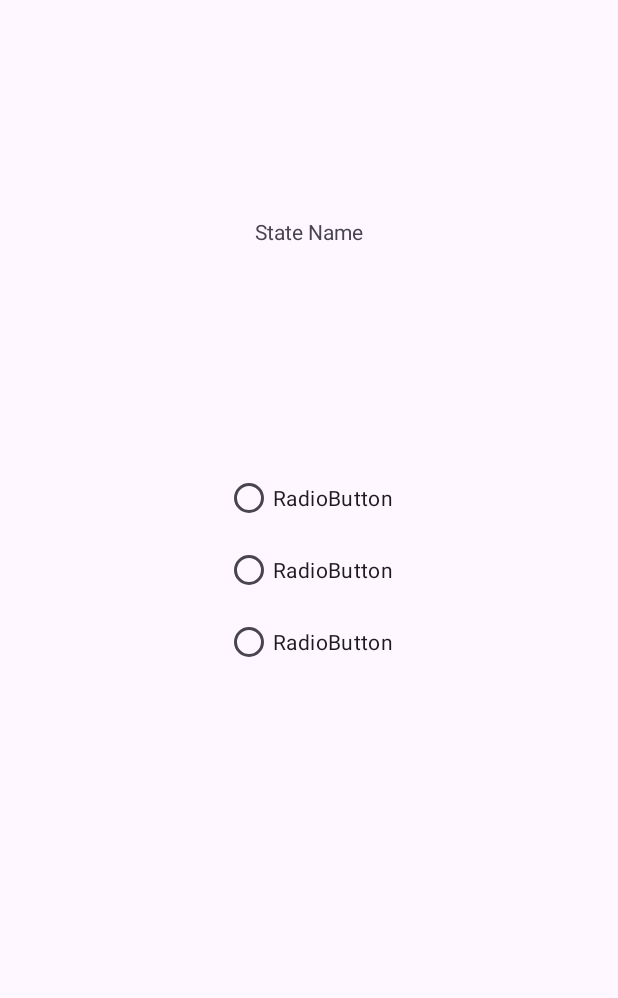
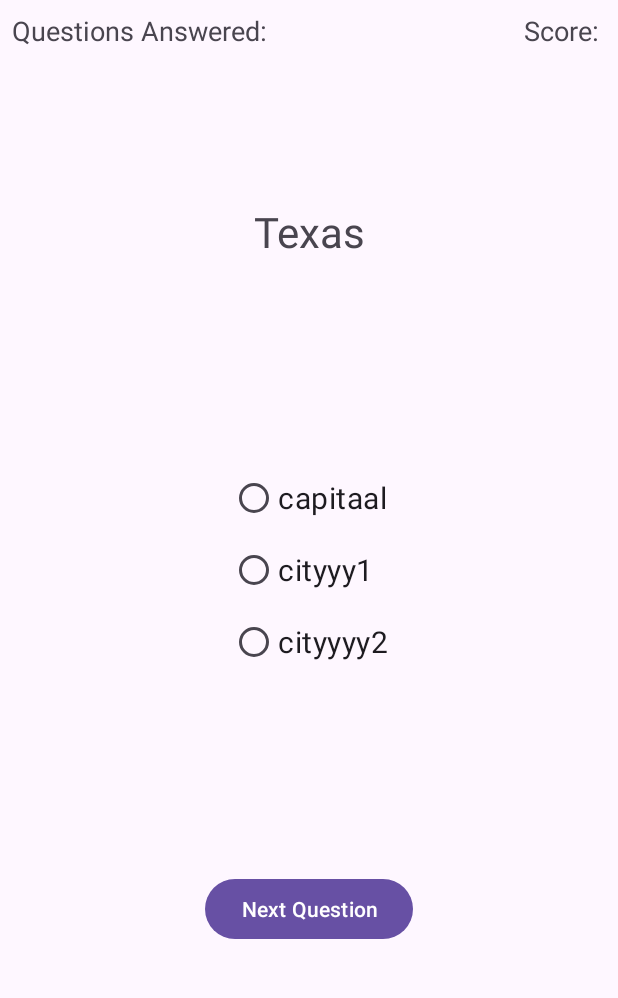
Before and after one commit to joshbodunrin/StateCapitalsQuizNew, an Android app: the screen it shows after launch (MainActivity), after a tap on "Take a Capital Quiz!", on a phone screen of 412 x 824 dp, the part 96-1094 px from its top. Run offline under Robolectric (Android 15) with nearby library versions, the phone set to English and light mode, and no system bars; libraries missing offline, so code that uses them is left out: com.opencsv; 2 statements that could not run were skipped; 1 other tap on this screen came first.

Commit message:
small improvements in interface, pushing to get the newDB stuff to work with

```diff
--- a/app/src/main/assets/StateCapitals.csv
+++ b/app/src/main/assets/StateCapitals.csv
@@ -1,9 +1,9 @@
 State,Capital city,Second city,Third city,Statehood,Capital since,Size rank
-Alabama,Montgomery,BirminghamMobile,,1819,1846,2
+Alabama,Montgomery,Birmingham,Mobile,1819,1846,2
 Alaska,Juneau,Anchorage,Fairbanks,1959,1906,3
 Arizona,Phoenix,Tuscon,Scottsdale,1912,1889,1
 Arkansas,Little Rock,Fayetteville,Fort Smith,1836,1821,1
-California,Sacramento,San Franciso,Los Angeles,1850,1854,6
+California,Sacramento,San Francisco,Los Angeles,1850,1854,6
 Colorado,Denver,Aurora,Breckenridge,1876,1867,1
 Connecticut,Hartford,New Haven,Bridgeport,1788,1875,3
 Delaware,Dover,Newark,Wilmington,1787,1777,2
@@ -44,8 +44,8 @@ Tennessee,Nashville,Memphis,Knoxville,1796,1826,1
 Texas,Austin,Houston,Dallas,1845,1839,4
 Utah,Salt Lake City,Provo,West Jordan,1896,1858,1
 Vermont,Montpelier,Burlington,Colchester,1791,1805,6
-Virginia,Richmond,Virigina Beach,Chesapeake,1788,1780,4
+Virginia,Richmond,Virginia Beach,Chesapeake,1788,1780,4
 Washington,Olympia,Seattle,Tacoma,1889,1853,24
-West Virginia,Charleston,Huntingon,Morgantown,1863,1885,1
-Wisconsin,Madison,Miluwaukee,Green Bay,1848,1838,2
+West Virginia,Charleston,Huntington,Morgantown,1863,1885,1
+Wisconsin,Madison,Milwaukee,Green Bay,1848,1838,2
 Wyoming,Cheyenne,Casper,Laramie,1890,1869,1
--- a/app/src/main/java/edu/uga/cs/statecapitalsquiz/Question.java
+++ b/app/src/main/java/edu/uga/cs/statecapitalsquiz/Question.java
@@ -3,7 +3,6 @@ package edu.uga.cs.statecapitalsquiz;
 public class Question {
 
     private long id;
-
     private String state;
     private String capital;
     private String cityOne;
--- a/app/src/main/java/edu/uga/cs/statecapitalsquiz/TakeQuiz.java
+++ b/app/src/main/java/edu/uga/cs/statecapitalsquiz/TakeQuiz.java
@@ -2,11 +2,16 @@ package edu.uga.cs.statecapitalsquiz;
 
 import android.os.Bundle;
 
+import androidx.annotation.NonNull;
 import androidx.fragment.app.Fragment;
 
+import android.provider.MediaStore;
 import android.view.LayoutInflater;
 import android.view.View;
 import android.view.ViewGroup;
+import android.widget.Button;
+import android.widget.RadioButton;
+import android.widget.TextView;
 
 /**
  * A simple {@link Fragment} subclass.
@@ -17,12 +22,20 @@ public class TakeQuiz extends Fragment {
 
     // TODO: Rename parameter arguments, choose names that match
     // the fragment initialization parameters, e.g. ARG_ITEM_NUMBER
-    private static final String ARG_PARAM1 = "param1";
-    private static final String ARG_PARAM2 = "param2";
+    private static final String STATE = "Texas";
+    private static final String CAPITAL = "capitaal";
+    private static final String CITY1 = "cityyy1";
+    private static final String CITY2 = "cityyyy2";
 
     // TODO: Rename and change types of parameters
-    private String mParam1;
-    private String mParam2;
+
+    private TextView state;
+    private RadioButton answerA;
+    private RadioButton answerB;
+    private RadioButton answerC;
+    private Button nextButton;
+    private Question currentQuestion;
+
 
     public TakeQuiz() {
         // Required empty public constructor
@@ -32,16 +45,17 @@ public class TakeQuiz extends Fragment {
      * Use this factory method to create a new instance of
      * this fragment using the provided parameters.
      *
-     * @param param1 Parameter 1.
-     * @param param2 Parameter 2.
+     * @param question Question object that will be asked in this instance.
      * @return A new instance of fragment TakeQuiz.
      */
     // TODO: Rename and change types and number of parameters
-    public static TakeQuiz newInstance(String param1, String param2) {
+    public static TakeQuiz newInstance(Question question) {
         TakeQuiz fragment = new TakeQuiz();
         Bundle args = new Bundle();
-        args.putString(ARG_PARAM1, param1);
-        args.putString(ARG_PARAM2, param2);
+        args.putString(STATE, question.getState());
+        args.putString(CAPITAL, question.getCapital());
+        args.putString(CITY1, question.getCityOne());
+        args.putString(CITY2, question.getCityTwo());
         fragment.setArguments(args);
         return fragment;
     }
@@ -49,10 +63,15 @@ public class TakeQuiz extends Fragment {
     @Override
     public void onCreate(Bundle savedInstanceState) {
         super.onCreate(savedInstanceState);
-        if (getArguments() != null) {
-            mParam1 = getArguments().getString(ARG_PARAM1);
-            mParam2 = getArguments().getString(ARG_PARAM2);
-        }
+        /*if (getArguments() != null) {
+            state = getArguments().getString(STATE);
+            capital = getArguments().getString(CAPITAL);
+            city1 = getArguments().getString(CITY1);
+            city2 = getArguments().getString(CITY2);
+        }*/
+
+
+
     }
 
     @Override
@@ -61,4 +80,18 @@ public class TakeQuiz extends Fragment {
         // Inflate the layout for this fragment
         return inflater.inflate(R.layout.fragment_take_quiz, container, false);
     }
+
+    @Override
+    public void onViewCreated(@NonNull View view, Bundle savedInstanceState ) {
+        state = view.findViewById(R.id.questionText);
+        answerA = view.findViewById(R.id.answerA);
+        answerB = view.findViewById(R.id.answerB);
+        answerC = view.findViewById(R.id.answerC);
+        nextButton = view.findViewById(R.id.nextButton);
+        state.setText(this.STATE);
+        answerA.setText(this.CAPITAL);
+        answerB.setText(this.CITY1);
+        answerC.setText(this.CITY2);
+    }
+
 }
--- a/app/src/main/res/layout/fragment_take_quiz.xml
+++ b/app/src/main/res/layout/fragment_take_quiz.xml
@@ -8,10 +8,31 @@
     tools:context=".TakeQuiz">
 
     <TextView
+        android:id="@+id/questionCounter"
+        android:layout_width="wrap_content"
+        android:layout_height="wrap_content"
+        android:text="Questions Answered:"
+        android:textSize="18dp"
+        android:layout_margin="8dp"
+        app:layout_constraintStart_toStartOf="parent"
+        app:layout_constraintTop_toTopOf="parent" />
+
+    <TextView
+        android:id="@+id/scoreCounter"
+        android:layout_width="wrap_content"
+        android:layout_height="wrap_content"
+        android:text="Score: "
+        android:textSize="18dp"
+        android:layout_margin="8dp"
+        app:layout_constraintEnd_toEndOf="parent"
+        app:layout_constraintTop_toTopOf="parent" />
+
+    <TextView
         android:id="@+id/questionText"
         android:layout_width="wrap_content"
         android:layout_height="wrap_content"
         android:text="State Name"
+        android:textSize="28dp"
         app:layout_constraintBottom_toTopOf="@+id/answers"
         app:layout_constraintEnd_toEndOf="parent"
         app:layout_constraintStart_toStartOf="parent"
@@ -30,18 +51,31 @@
             android:id="@+id/answerA"
             android:layout_width="match_parent"
             android:layout_height="wrap_content"
-            android:text="RadioButton" />
+            android:text="Answer A"
+            android:textSize="20dp" />
 
         <RadioButton
             android:id="@+id/answerB"
             android:layout_width="match_parent"
             android:layout_height="wrap_content"
-            android:text="RadioButton" />
+            android:text="Answer B"
+            android:textSize="20dp"/>
 
         <RadioButton
             android:id="@+id/answerC"
             android:layout_width="match_parent"
             android:layout_height="wrap_content"
-            android:text="RadioButton" />
+            android:text="Answer C"
+            android:textSize="20dp"/>
     </RadioGroup>
+
+    <Button
+        android:id="@+id/nextButton"
+        android:layout_width="wrap_content"
+        android:layout_height="wrap_content"
+        android:text="Next Question"
+        app:layout_constraintBottom_toBottomOf="parent"
+        app:layout_constraintEnd_toEndOf="parent"
+        app:layout_constraintStart_toStartOf="parent"
+        app:layout_constraintTop_toBottomOf="@+id/answers" />
 </androidx.constraintlayout.widget.ConstraintLayout>
```
